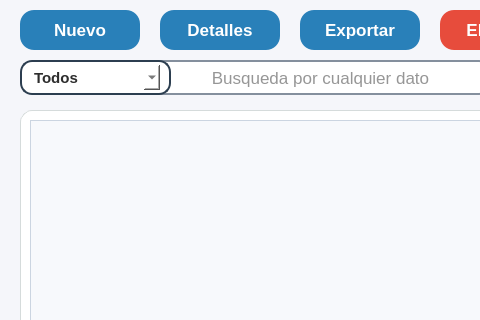
First picture: the form in resources/ui/gestion_estudiantes.ui, repository Proyecto-Uptjaa/Proyecto_SIRA, before the edit; both pictures show x 0 to 480 and y 0 to 320 of the 1111 by 621 pixel window.
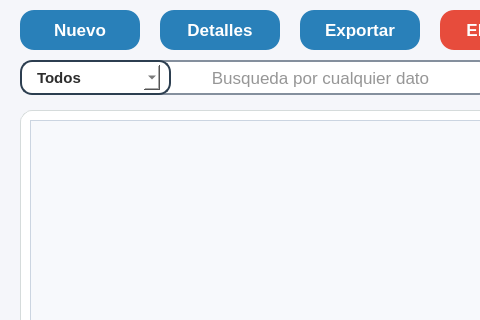
Second picture: the form after the edit. Icons and pictures are not drawn.

Commit message:
Mejores stylesheets en calend y combobox
- Se mejoro el diseño visual de calendarios desplegables y de listado
  desplegable de combobox.
- Nuevos iconos agregados

What changed in the file:
```diff
--- a/resources/ui/gestion_estudiantes.ui
+++ b/resources/ui/gestion_estudiantes.ui
@@ -596,8 +596,50 @@
      <cursorShape>PointingHandCursor</cursorShape>
     </property>
     <property name="styleSheet">
-     <string notr="true">background-color: white;
-border: transparent;</string>
+     <string notr="true">QComboBox {
+			combobox-popup: 0;
+            border-radius: 10px;
+            padding: 2px 8px;
+            background-color: white;
+            color: #2d2d2d;
+   
+        }
+        QComboBox:hover {
+            border-color: #0D47A1;
+        }
+        
+        QComboBox QAbstractItemView {
+            background-color: white;
+            border: 1.5px solid #2980b9;
+            border-radius: 8px;
+            color: #2d2d2d;
+            outline: none;
+            padding: 4px 0px;
+        }
+        QComboBox QAbstractItemView::item {
+            min-height: 20px;
+            padding: 3px 5px;
+        }
+        QComboBox QAbstractItemView::item:selected {
+            background-color: #2980b9;
+            color: white;
+        }
+        QComboBox QAbstractItemView QScrollBar:vertical {
+            border: none;
+            background: #f0f7ff;
+            width: 7px;
+            border-radius: 3px;
+            margin: 4px 2px;
+        }
+        QComboBox QAbstractItemView QScrollBar::handle:vertical {
+            background: #2980b9;
+            border-radius: 3px;
+            min-height: 20px;
+        }
+        QComboBox QAbstractItemView QScrollBar::add-line:vertical,
+        QComboBox QAbstractItemView QScrollBar::sub-line:vertical {
+            height: 0px;
+        }</string>
     </property>
     <property name="iconSize">
      <size>
```
The commit also changes 32 other files.
